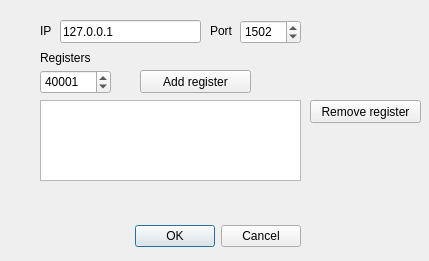
Qt form src/settingsdialog.ui (ModbusScope/ModbusScope) before a commit.
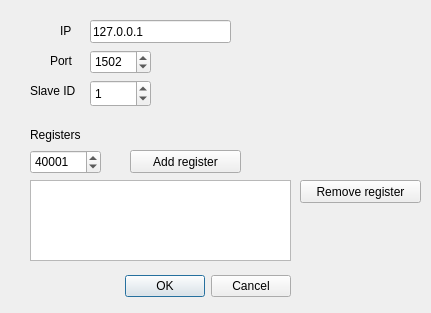
The same form after that commit.

Commit message: Added slave idd setting

Diff of the .ui file:
```diff
--- a/src/settingsdialog.ui
+++ b/src/settingsdialog.ui
@@ -6,8 +6,8 @@
    <rect>
     <x>0</x>
     <y>0</y>
-    <width>429</width>
-    <height>261</height>
+    <width>431</width>
+    <height>313</height>
    </rect>
   </property>
   <property name="windowTitle">
@@ -16,8 +16,8 @@
   <widget class="QDialogButtonBox" name="buttonBox">
    <property name="geometry">
     <rect>
-     <x>40</x>
-     <y>220</y>
+     <x>30</x>
+     <y>270</y>
      <width>261</width>
      <height>32</height>
     </rect>
@@ -32,7 +32,7 @@
   <widget class="QLabel" name="label">
    <property name="geometry">
     <rect>
-     <x>40</x>
+     <x>60</x>
      <y>20</y>
      <width>21</width>
      <height>21</height>
@@ -45,8 +45,8 @@
   <widget class="QSpinBox" name="spinPort">
    <property name="geometry">
     <rect>
-     <x>240</x>
-     <y>20</y>
+     <x>90</x>
+     <y>50</y>
      <width>61</width>
      <height>24</height>
     </rect>
@@ -61,8 +61,8 @@
   <widget class="QLabel" name="label_2">
    <property name="geometry">
     <rect>
-     <x>210</x>
-     <y>20</y>
+     <x>50</x>
+     <y>50</y>
      <width>31</width>
      <height>21</height>
     </rect>
@@ -74,8 +74,8 @@
   <widget class="QListView" name="listReg">
    <property name="geometry">
     <rect>
-     <x>40</x>
-     <y>100</y>
+     <x>30</x>
+     <y>180</y>
      <width>261</width>
      <height>81</height>
     </rect>
@@ -84,10 +84,10 @@
   <widget class="QLabel" name="label_3">
    <property name="geometry">
     <rect>
-     <x>40</x>
-     <y>50</y>
+     <x>30</x>
+     <y>125</y>
      <width>57</width>
-     <height>15</height>
+     <height>20</height>
     </rect>
    </property>
    <property name="text">
@@ -97,8 +97,8 @@
   <widget class="QSpinBox" name="spinReg">
    <property name="geometry">
     <rect>
-     <x>40</x>
-     <y>70</y>
+     <x>30</x>
+     <y>150</y>
      <width>71</width>
      <height>24</height>
     </rect>
@@ -113,9 +113,9 @@
   <widget class="QPushButton" name="btnRemove">
    <property name="geometry">
     <rect>
-     <x>310</x>
-     <y>100</y>
-     <width>111</width>
+     <x>300</x>
+     <y>180</y>
+     <width>121</width>
      <height>23</height>
     </rect>
    </property>
@@ -126,8 +126,8 @@
   <widget class="QPushButton" name="btnAdd">
    <property name="geometry">
     <rect>
-     <x>140</x>
-     <y>70</y>
+     <x>130</x>
+     <y>150</y>
      <width>111</width>
      <height>23</height>
     </rect>
@@ -139,7 +139,7 @@
   <widget class="QLineEdit" name="lineIP">
    <property name="geometry">
     <rect>
-     <x>60</x>
+     <x>90</x>
      <y>20</y>
      <width>141</width>
      <height>23</height>
@@ -149,6 +149,35 @@
     <string>127.0.0.1</string>
    </property>
   </widget>
+  <widget class="QLabel" name="label_4">
+   <property name="geometry">
+    <rect>
+     <x>30</x>
+     <y>80</y>
+     <width>61</width>
+     <height>21</height>
+    </rect>
+   </property>
+   <property name="text">
+    <string>Slave ID</string>
+   </property>
+  </widget>
+  <widget class="QSpinBox" name="spinSlaveId">
+   <property name="geometry">
+    <rect>
+     <x>90</x>
+     <y>80</y>
+     <width>61</width>
+     <height>27</height>
+    </rect>
+   </property>
+   <property name="maximum">
+    <number>255</number>
+   </property>
+   <property name="value">
+    <number>1</number>
+   </property>
+  </widget>
  </widget>
  <resources/>
  <connections>
```
The commit also changes 4 other files.
